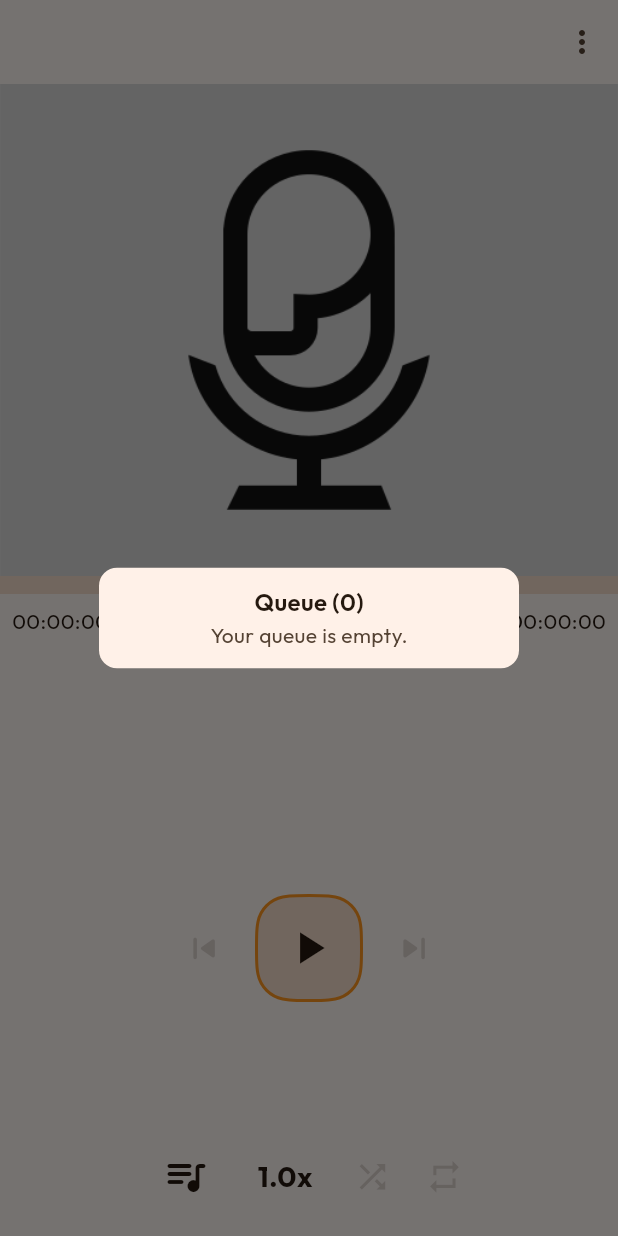
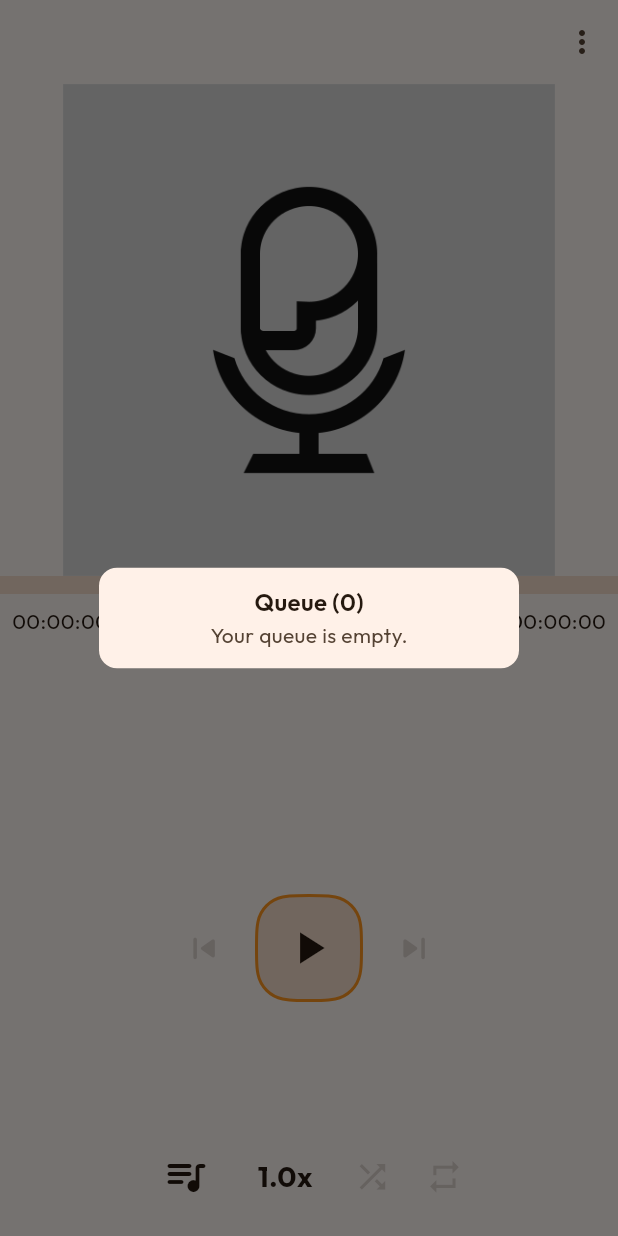
Before and after one commit to Sn8z/Poddr, a Flutter app: the PlayerView screen opened by its route, after a tap on the "queue music" icon, on a phone screen of 412 x 824 dp. Run offline on Flutter 3.47's test engine with Material 3 defaults, Android fonts, the phone set to English and light mode, and no system bars; drawn by our look-alikes of cached_network_image; our stand-ins replace audio_service, drift, drift_flutter, go_router, shared_preferences; missing offline and left inert: audio_session, media_kit; accounts and stored records are empty; generated files the repository leaves out were written again; network calls fail; statements that could not run were skipped.

Commit message:
added cached_network_image

```diff
--- a/lib/ui/components/widgets/image.dart
+++ b/lib/ui/components/widgets/image.dart
@@ -1,4 +1,5 @@
 import 'package:flutter/material.dart';
+import 'package:cached_network_image/cached_network_image.dart';
 import 'package:poddr/ui/components/widgets/shimmer.dart';
 
 class PoddrImage extends StatelessWidget {
@@ -13,36 +14,22 @@ class PoddrImage extends StatelessWidget {
 
   @override
   Widget build(BuildContext context) {
-    final ValueKey<String> imageKey = ValueKey('image-$imageUrl');
+    final bool isDark = Theme.of(context).brightness == Brightness.dark;
+    final String errorImage = isDark
+        ? 'assets/images/logo_black.png'
+        : 'assets/images/logo_light.png';
 
-    final String errorImage = Theme.of(context).brightness == Brightness.light
-        ? 'assets/images/logo_light.png'
-        : 'assets/images/logo_black.png';
-
-    return Image.network(
-      imageUrl,
+    return CachedNetworkImage(
+      imageUrl: imageUrl,
       fit: fit,
-      key: imageKey,
-      cacheHeight: 500,
-      cacheWidth: 500,
-      gaplessPlayback: true,
-      headers: const {'Cache-Control': 'max-age=604800'},
-      frameBuilder: (context, child, frame, wasSynchronouslyLoaded) {
-        if (wasSynchronouslyLoaded || frame != null) {
-          return child;
-        }
-        return const ShimmerBox();
-      },
-      loadingBuilder: (context, child, loadingProgress) {
-        if (loadingProgress == null) return child;
-        return const ShimmerBox();
-      },
-      errorBuilder: (context, error, stackTrace) {
-        return Image.asset(
-          errorImage,
-          fit: fit,
-        );
-      },
+      maxHeightDiskCache: 800,
+      fadeInDuration: const Duration(milliseconds: 300),
+      fadeOutDuration: const Duration(milliseconds: 300),
+      placeholder: (context, url) => const ShimmerBox(),
+      errorWidget: (context, url, error) => Image.asset(
+        errorImage,
+        fit: BoxFit.contain,
+      ),
     );
   }
 }
--- a/lib/ui/views/podcast/podcast.dart
+++ b/lib/ui/views/podcast/podcast.dart
@@ -108,12 +108,14 @@ class PodcastDetailsView extends StatelessWidget {
                                             borderRadius:
                                                 BorderRadius.circular(16),
                                           ),
-                                          child: PoddrImage(
-                                            imageUrl: podcastProvider
-                                                    .podcast?.image ??
-                                                "",
-                                            fit: BoxFit.cover,
-                                          ),
+                                          child: podcastProvider.isLoading
+                                              ? const ShimmerBox()
+                                              : PoddrImage(
+                                                  imageUrl: podcastProvider
+                                                          .podcast?.image ??
+                                                      "",
+                                                  fit: BoxFit.cover,
+                                                ),
                                         ),
                                         gapH8,
                                         Text(
--- a/pubspec.yaml
+++ b/pubspec.yaml
@@ -25,6 +25,7 @@ dependencies:
   drift_flutter: ^0.2.4
   path_provider: ^2.1.5
   intl: ^0.20.2
+  cached_network_image: ^3.4.1
 
 dev_dependencies:
   flutter_test:
```
Also changed, not shown: pubspec.lock.
